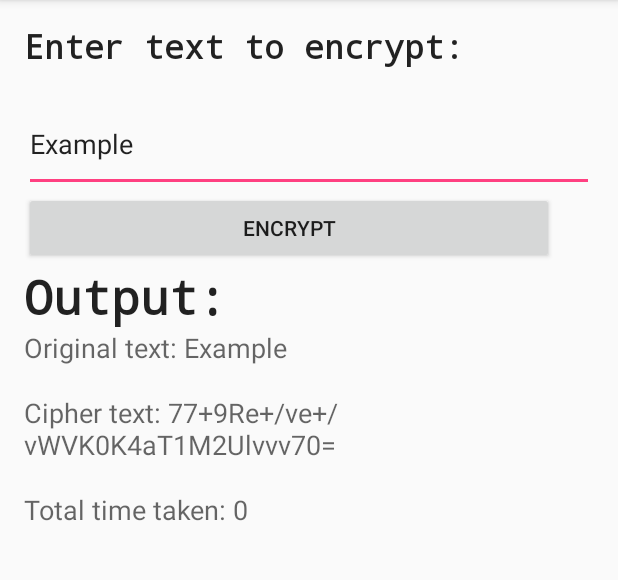
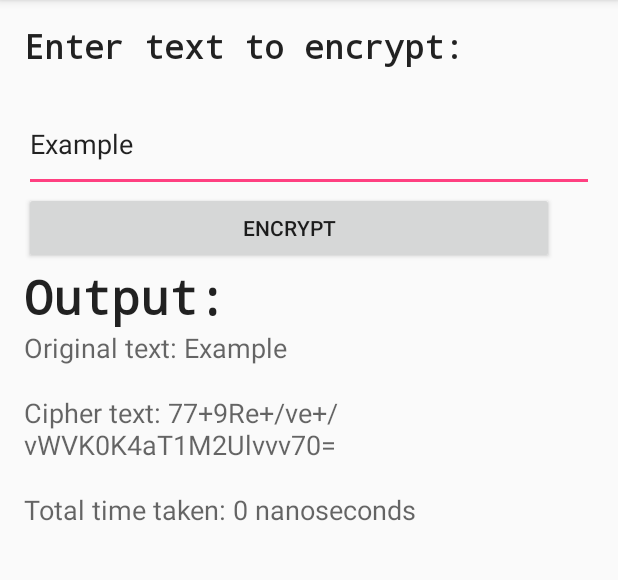
Before and after one commit to adamsm581/termproject, an Android app: the screen it shows after launch (EncryptActivity), after a tap on "ENCRYPT", on a phone screen of 412 x 824 dp, the part 84-664 px from its top. Run offline under Robolectric (Android 15) with nearby library versions, the phone set to English and light mode, and no system bars; 2 statements that could not run were skipped.

Commit message:
Fixed output, standardized

```diff
--- a/TermProject/app/src/main/java/group/termproject/EncryptActivity.java
+++ b/TermProject/app/src/main/java/group/termproject/EncryptActivity.java
@@ -60,7 +60,7 @@ public class EncryptActivity extends AppCompatActivity {
         String outstr2 = "Cipher text: " + cipherText;
         t2.setText(outstr2);
         TextView t3 = (TextView) findViewById(R.id.textView5);
-        String outstr3 = "Total time taken: " + durationtotal;
+        String outstr3 = "Total time taken: " + durationtotal + " nanoseconds";
         t3.setText(outstr3);
     }
 }
```
